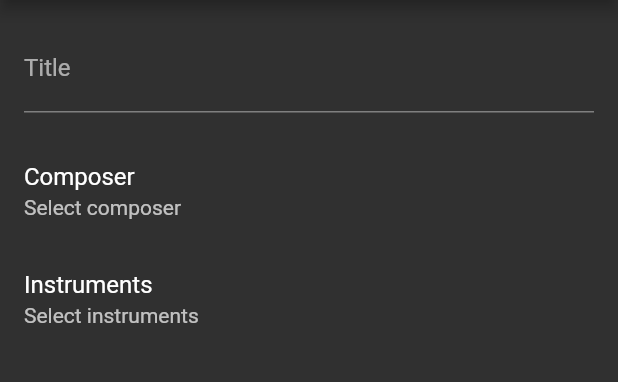
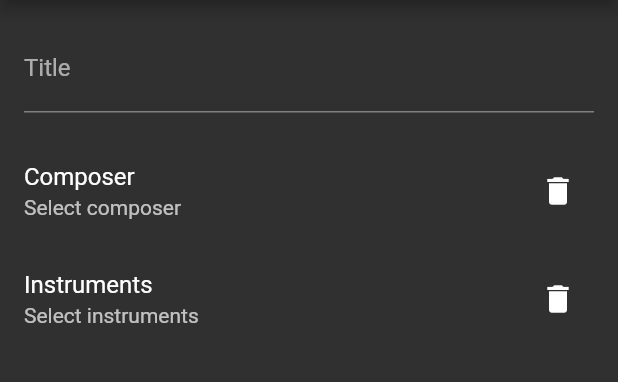
Before and after one commit to johrpan/musicus_mobile, a Flutter app: the WorkEditor screen opened directly, on a phone screen of 412 x 824 dp, the part 84-466 px from its top. Run offline on Flutter 3.47's test engine with Material 2 defaults, Android fonts, the phone set to English and light mode, and no system bars; our stand-ins replace moor_flutter, rxdart; generated files the repository leaves out were written again; Roboto replaces fonts that are missing (Libertinus Sans); statements that could not run were skipped.

Commit message:
Work editor: Allow removing composer or instrument

```diff
--- a/lib/editors/work.dart
+++ b/lib/editors/work.dart
@@ -55,6 +55,12 @@ class WorkProperties extends StatelessWidget {
           subtitle: Text(composer != null
               ? '${composer.firstName} ${composer.lastName}'
               : 'Select composer'),
+          trailing: IconButton(
+            icon: const Icon(Icons.delete),
+            onPressed: () {
+              onComposerChanged(null);
+            },
+          ),
           onTap: () async {
             final Person person = await Navigator.push(
                 context,
@@ -73,6 +79,11 @@ class WorkProperties extends StatelessWidget {
           subtitle: Text(instruments.isNotEmpty
               ? instruments.map((i) => i.name).join(', ')
               : 'Select instruments'),
+          trailing: IconButton(
+              icon: const Icon(Icons.delete),
+              onPressed: () {
+                onInstrumentsChanged([]);
+              }),
           onTap: () async {
             final List<Instrument> selection = await Navigator.push(
                 context,
```
